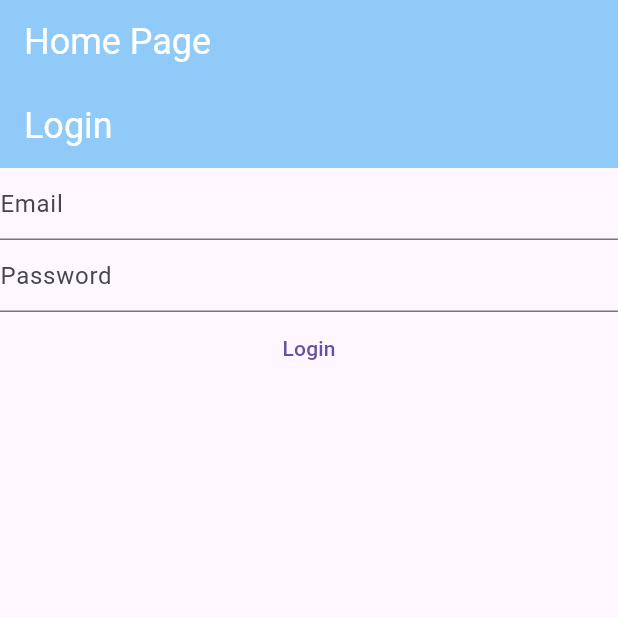
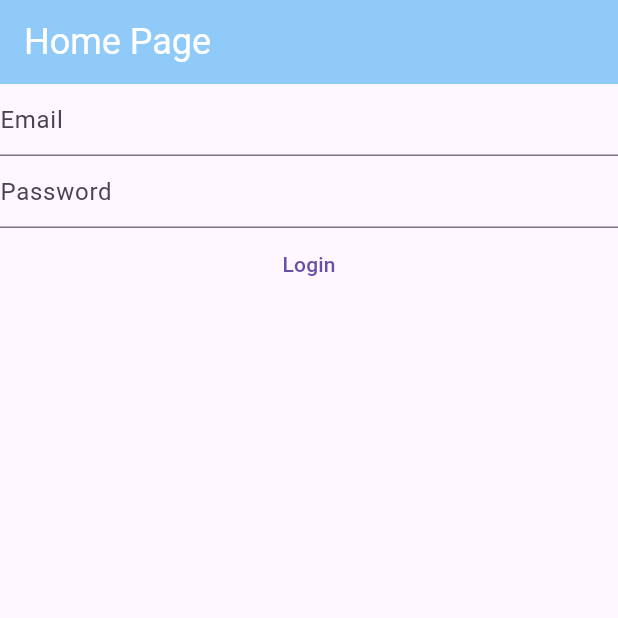
Before and after one commit to JenishLunagariya/my-test-app-bcjn24, a Flutter app: the screen it shows after launch, on a phone screen of 412 x 824 dp, the top half of it. Run offline on Flutter 3.47's test engine with Material 3 defaults, Android fonts, the phone set to English and light mode, and no system bars; our stand-ins replace firebase_auth, firebase_core; accounts and stored records are empty.

Commit message:
removed scaffold return to column return on home page

```diff
--- a/lib/views/login_view.dart
+++ b/lib/views/login_view.dart
@@ -1,7 +1,7 @@
 import 'package:firebase_auth/firebase_auth.dart'; // firebase authenticate
-import 'package:firebase_core/firebase_core.dart';
+// import 'package:firebase_core/firebase_core.dart';
 import 'package:flutter/material.dart';
-import 'package:test_application/firebase_options.dart'; // firebase initialize
+// import 'package:test_application/firebase_options.dart'; // firebase initialize
 
 class LoginView extends StatefulWidget {
   const LoginView({super.key});
@@ -30,21 +30,6 @@ class _LoginViewState extends State<LoginView> {
 
   @override
   Widget build(BuildContext context) {
-    return Scaffold(
-      appBar: AppBar(
-        title: const Text(
-          "Login",
-        ),
-        titleTextStyle: const TextStyle(color: Colors.white, fontSize: 24),
-        backgroundColor: Colors.blue.shade200,
-      ),
-      body: FutureBuilder(
-        future: Firebase.initializeApp(
-          options: DefaultFirebaseOptions.currentPlatform,
-        ),
-        builder: (context, snapshot) {
-          switch (snapshot.connectionState) {
-            case ConnectionState.done:
     return Column(
       children: [
         TextField(
@@ -67,8 +52,7 @@ class _LoginViewState extends State<LoginView> {
             final password = _password.text;
             try {
               final userCredential = await FirebaseAuth.instance
-                            .signInWithEmailAndPassword(
-                                email: email, password: password);
+                  .signInWithEmailAndPassword(email: email, password: password);
               print(userCredential);
             } on FirebaseAuthException catch (e) {
               if (e.code == "invalid-credential") {
@@ -85,11 +69,5 @@ class _LoginViewState extends State<LoginView> {
         ),
       ],
     );
-            default:
-              return const Text("Loading...");
-          }
-        },
-      ),
-    );
   }
 }
```
Lines whose indentation alone changed are shown as unchanged.
